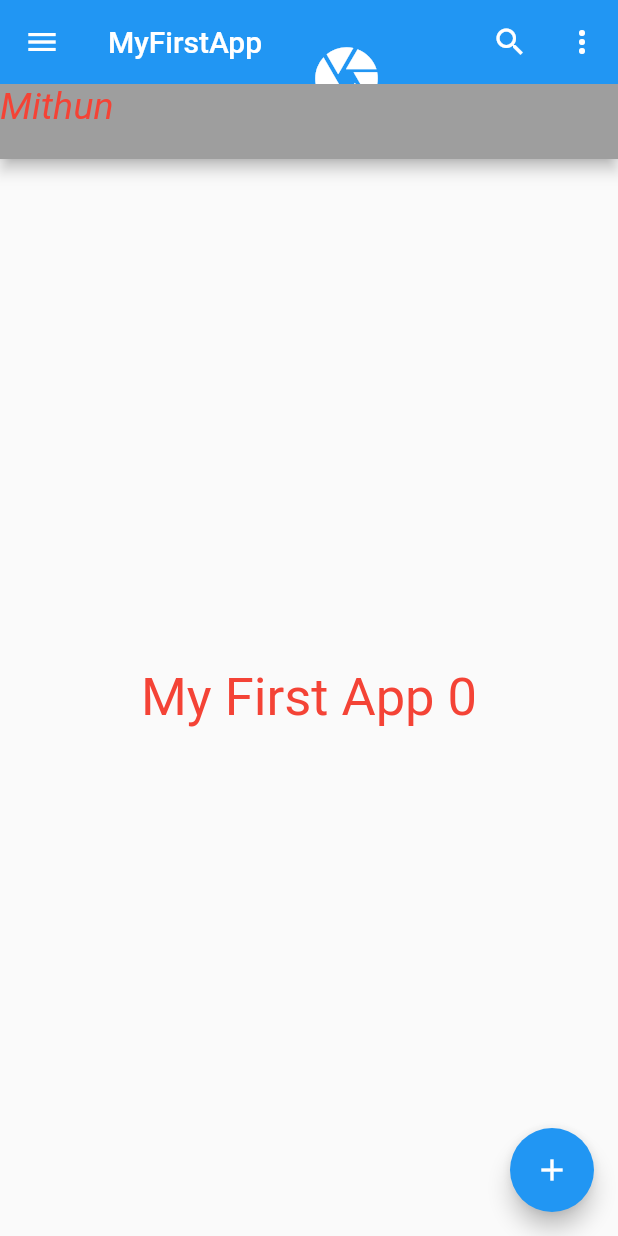
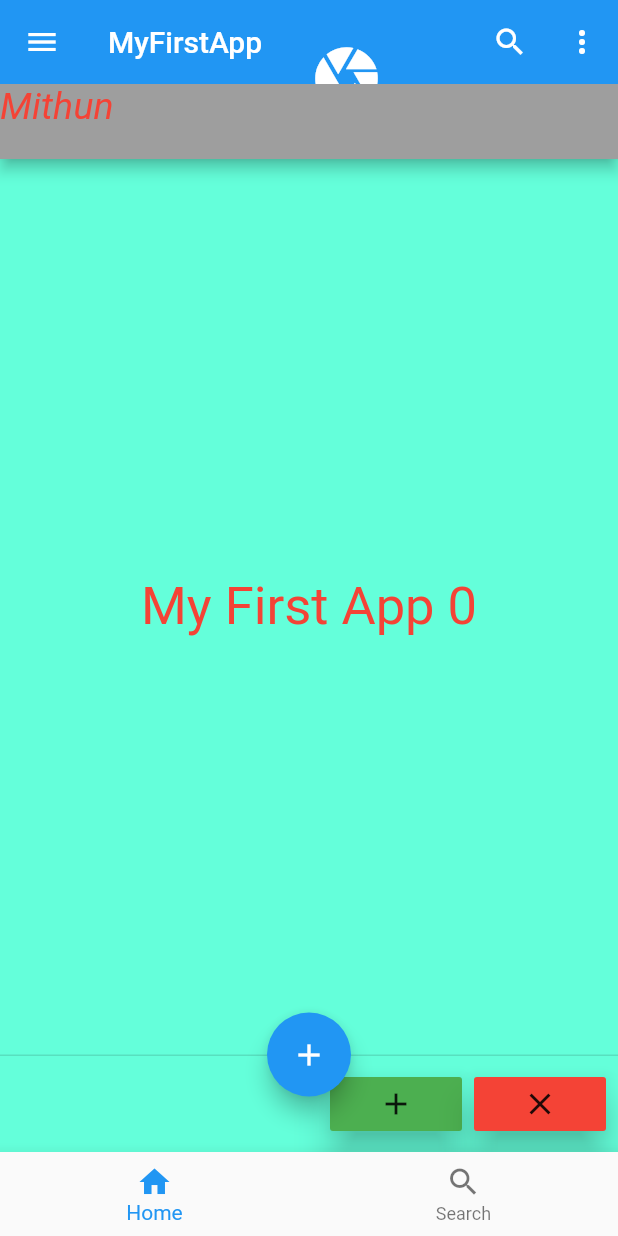
Before and after one commit to MithunMi97/MyFirstFlutterApp, a Flutter app: the screen it shows after launch, on a phone screen of 412 x 824 dp. Run offline on Flutter 3.47's test engine with Material 2 defaults, Android fonts, the phone set to English and light mode, and no system bars.

Commit message:
Drawer and persistentFooterButtons and bottomNavigationBar and endDrawer and backgroundColor

```diff
--- a/lib/main.dart
+++ b/lib/main.dart
@@ -92,6 +92,7 @@ class _MyAppState extends State<MyApp> {
         child: Icon(Icons.add),
         onPressed: _incrementCounter,
       ),
+      floatingActionButtonLocation: FloatingActionButtonLocation.centerDocked,
       drawer: Drawer(
         elevation: 16.0,
         child: Column(
@@ -110,11 +111,138 @@ class _MyAppState extends State<MyApp> {
                 )
               ],
     ),
+            ListTile(
+              title: Text("All Inbox"),
+              leading: Icon(Icons.mail),
+            ),
+            Divider(
+              height: 0.1,
+            ),
+            ListTile(
+              title: Text("Primary"),
+              leading: Icon(Icons.inbox),
+            ),
+            Divider(
+              height: 0.1,
+            ),
+            ListTile(
+              title: Text("Social"),
+              leading: Icon(Icons.people),
+            ),
+            Divider(
+              height: 0.1,
+            ),
+            ListTile(
+              title: Text("Promotion"),
+              leading: Icon(Icons.local_offer),
+            ),
+            Divider(
+              height: 0.1,
+            ),
+            ListTile(
+              title: Text("All Inbox"),
+              leading: Icon(Icons.mail),
+            ),
+            Divider(
+              height: 0.1,
+            ),
           ],
 
 
         ),
       ),
+      persistentFooterButtons: <Widget> [
+        RaisedButton(
+          elevation: 10,
+          onPressed: (){
+            print('onclick');
+          },
+          color: Colors.green,
+          child: Icon(Icons.add),
+        ),
+        RaisedButton(
+          elevation: 10,
+          onPressed: (){
+            print('onclick');
+          },
+          color: Colors.red,
+          child: Icon(Icons.clear),
+        )
+      ],
+      bottomNavigationBar: BottomNavigationBar(
+        items: [
+          BottomNavigationBarItem(
+            title: Text('Home'),
+            icon: Icon(Icons.home)
+          ),
+          BottomNavigationBarItem(
+              title: Text('Search'),
+              icon: Icon(Icons.search)
+          )
+        ],
+        onTap: (int index){
+          print(index);
+        },
+      ),
+      endDrawer: Drawer(
+        elevation: 16.0,
+        child: Column(
+          children: <Widget>[
+            UserAccountsDrawerHeader(
+              accountName: Text("mithun"),
+              accountEmail: Text("mithunmi97@outlook.com"),
+              currentAccountPicture: CircleAvatar(
+                backgroundColor: Colors.white,
+                child: Text("XYZ"),
+              ),
+              otherAccountsPictures: [
+                CircleAvatar(
+                  backgroundColor: Colors.white,
+                  child: Text("XYZ"),
+                )
+              ],
+            ),
+            ListTile(
+              title: Text("All Inbox"),
+              leading: Icon(Icons.mail),
+            ),
+            Divider(
+              height: 0.1,
+            ),
+            ListTile(
+              title: Text("Primary"),
+              leading: Icon(Icons.inbox),
+            ),
+            Divider(
+              height: 0.1,
+            ),
+            ListTile(
+              title: Text("Social"),
+              leading: Icon(Icons.people),
+            ),
+            Divider(
+              height: 0.1,
+            ),
+            ListTile(
+              title: Text("Promotion"),
+              leading: Icon(Icons.local_offer),
+            ),
+            Divider(
+              height: 0.1,
+            ),
+            ListTile(
+              title: Text("All Inbox"),
+              leading: Icon(Icons.mail),
+            ),
+            Divider(
+              height: 0.1,
+            ),
+          ],
+
+
+        ),
+      ),
+      backgroundColor: Colors.tealAccent,
     );
   }
 }
```
